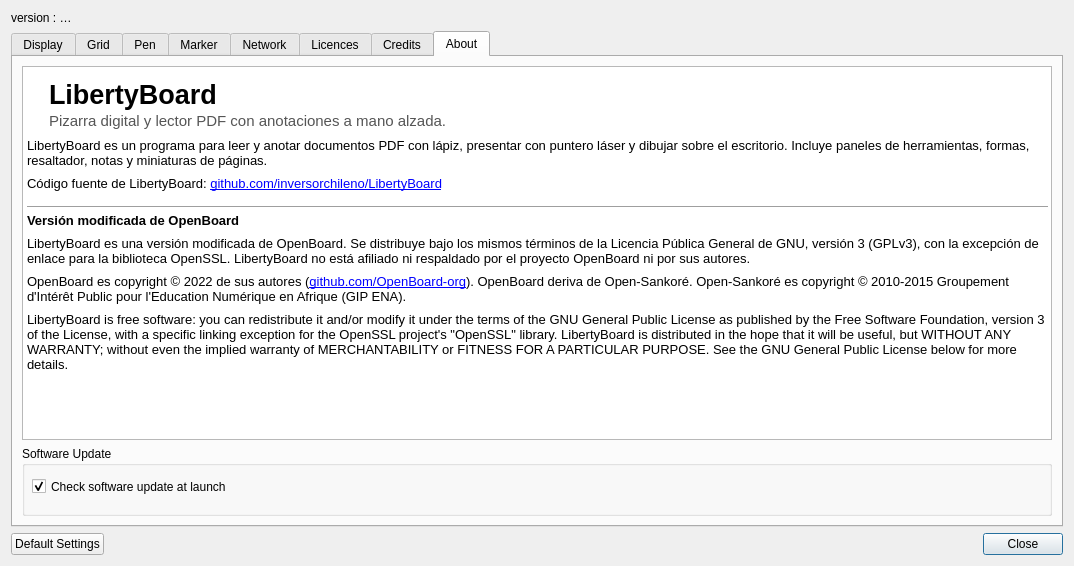
inversorchileno/LibertyBoard, file resources/forms/preferences.ui: the form before one commit.
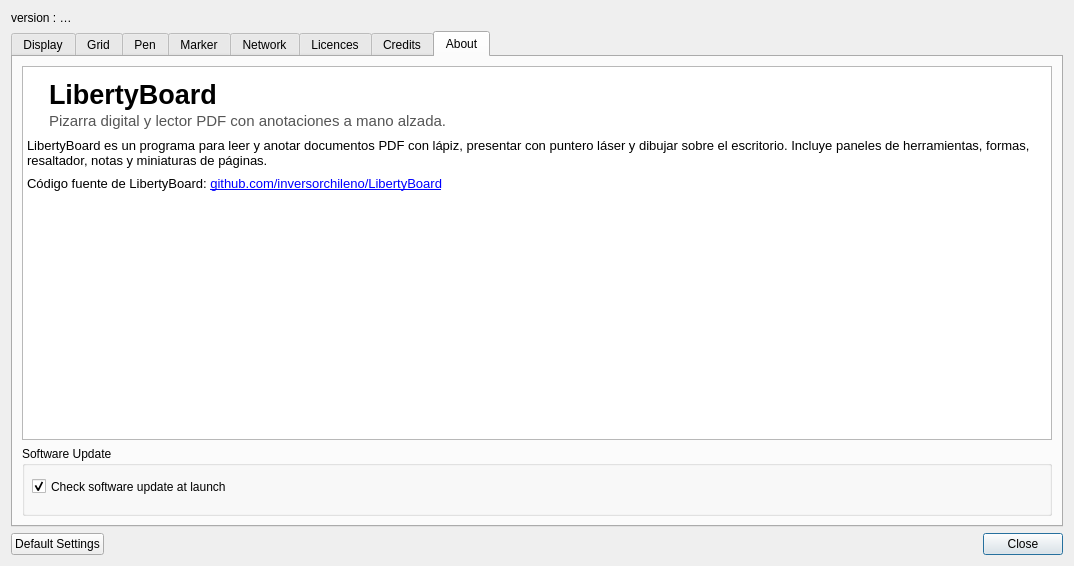
The form after the commit. Icons and pictures are not drawn. Custom widgets are drawn as their Qt base class.

Commit message:
docs: shorter About text and license section
The About tab of the preferences describes LibertyBoard; the license
and copyright texts are under its Licenses button. The README ends with
a License section, and the notes of build 29 list its changes.

Claude-Session: https://claude.ai/code/session_01VajUBDK1vbJR5xi2du8hRX

Patch:
```diff
--- a/resources/forms/preferences.ui
+++ b/resources/forms/preferences.ui
@@ -3224,11 +3224,6 @@
 &lt;/tr&gt;&lt;/table&gt;
 &lt;p&gt;LibertyBoard es un programa para leer y anotar documentos PDF con lápiz, presentar con puntero láser y dibujar sobre el escritorio. Incluye paneles de herramientas, formas, resaltador, notas y miniaturas de páginas.&lt;/p&gt;
 &lt;p&gt;Código fuente de LibertyBoard: &lt;a href=&quot;https://github.com/inversorchileno/LibertyBoard&quot;&gt;github.com/inversorchileno/LibertyBoard&lt;/a&gt;&lt;/p&gt;
-&lt;hr /&gt;
-&lt;p&gt;&lt;b&gt;Versión modificada de OpenBoard&lt;/b&gt;&lt;/p&gt;
-&lt;p&gt;LibertyBoard es una versión modificada de OpenBoard. Se distribuye bajo los mismos términos de la Licencia Pública General de GNU, versión 3 (GPLv3), con la excepción de enlace para la biblioteca OpenSSL. LibertyBoard no está afiliado ni respaldado por el proyecto OpenBoard ni por sus autores.&lt;/p&gt;
-&lt;p&gt;OpenBoard es copyright © 2022 de sus autores (&lt;a href=&quot;https://github.com/OpenBoard-org&quot;&gt;github.com/OpenBoard-org&lt;/a&gt;). OpenBoard deriva de Open-Sankoré. Open-Sankoré es copyright © 2010-2015 Groupement d&#x27;Intérêt Public pour l&#x27;Education Numérique en Afrique (GIP ENA).&lt;/p&gt;
-&lt;p&gt;LibertyBoard is free software: you can redistribute it and/or modify it under the terms of the GNU General Public License as published by the Free Software Foundation, version 3 of the License, with a specific linking exception for the OpenSSL project&#x27;s &quot;OpenSSL&quot; library. LibertyBoard is distributed in the hope that it will be useful, but WITHOUT ANY WARRANTY; without even the implied warranty of MERCHANTABILITY or FITNESS FOR A PARTICULAR PURPOSE. See the GNU General Public License below for more details.&lt;/p&gt;
 &lt;/body&gt;&lt;/html&gt;</string>
          </property>
          <property name="openExternalLinks">
```
The commit also changes 3 other files.
